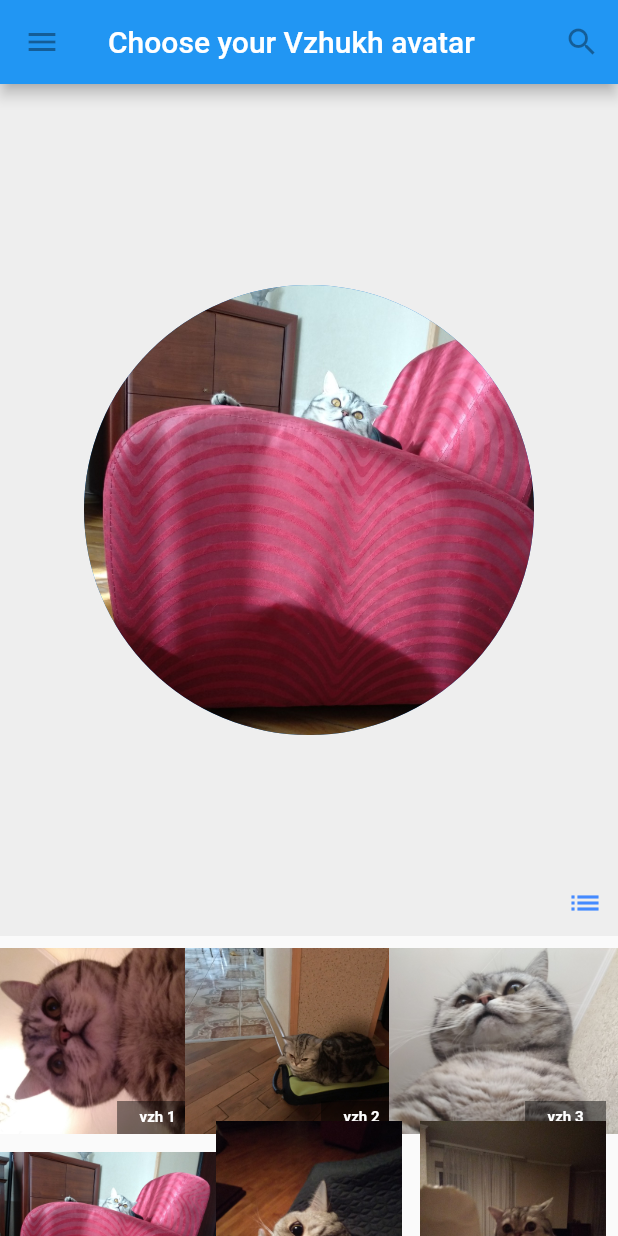
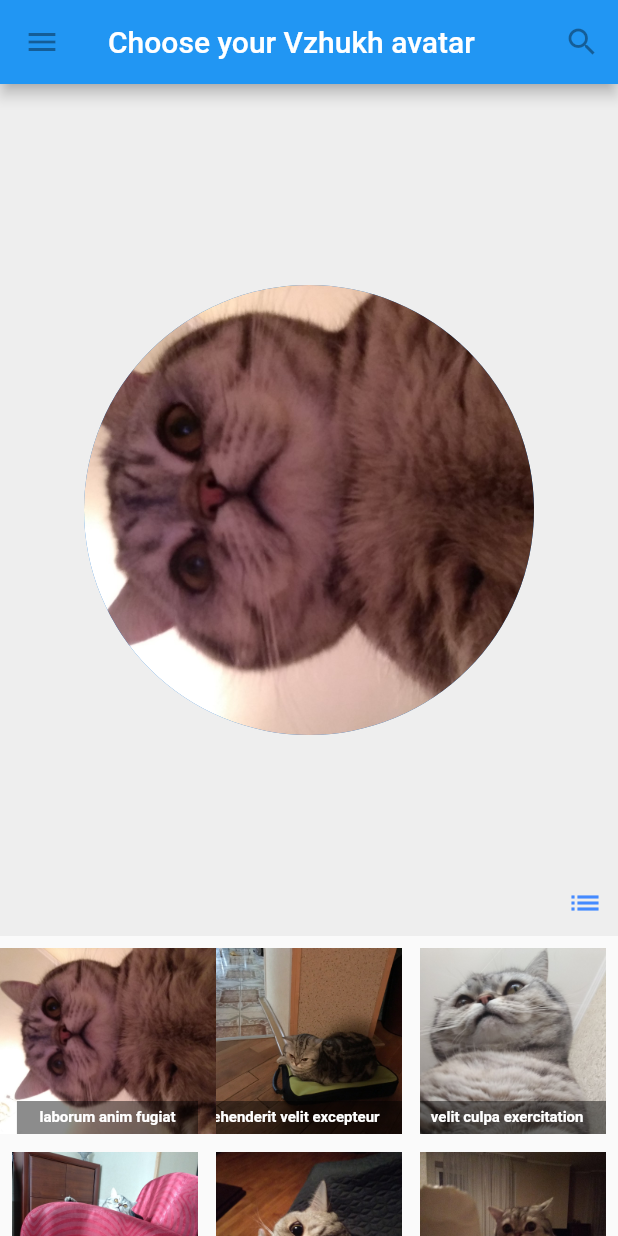
Before and after one commit to marcusn90/flutter1, a Flutter app: the screen it shows after launch, after a tap on the "grid on" icon, on a phone screen of 412 x 824 dp. Run offline on Flutter 3.47's test engine with Material 2 defaults, Android fonts, the phone set to English and light mode, and no system bars.

```diff
--- a/lib/details.dart
+++ b/lib/details.dart
@@ -1,17 +1,20 @@
 import 'package:flutter/material.dart';
 
+import 'package:p2/models.dart';
+
 class Details extends StatelessWidget {
-  int _index = 1;
-  Details(this._index);
+  final CatObj _item;
+  Details(this._item);
+
   @override
   Widget build(BuildContext context) {
     return Scaffold(
       appBar: AppBar(
-        title: Text('vzh$_index.jpg'),
+        title: Text(_item != null ? _item.title : ''),
       ),
       body: Center(
         child: CircleAvatar(
-          backgroundImage: AssetImage('assets/vzh/vzh$_index.jpg'),
+          backgroundImage: AssetImage(_item != null ? _item.image : ''),
           radius: 150,
         ),
       ),
--- a/lib/main.dart
+++ b/lib/main.dart
@@ -1,5 +1,8 @@
 import 'package:flutter/material.dart';
+
 import 'package:p2/details.dart';
+import 'package:p2/models.dart';
+import 'package:p2/utils.dart';
 
 void main() {
   runApp(MaterialApp(
@@ -51,17 +54,33 @@ class VzhukhPhotos extends StatefulWidget {
 }
 
 class _VzhukhPhotosState extends State<VzhukhPhotos> {
-  int _index = 4;
+  CatObj _current;
   bool _grid = false;
+  List<CatObj> _data = [];
 
-  _updateIndex(int newIndex) {
+  _VzhukhPhotosState(){
+    print('Construct _VzhukhPhotosState');
+    _fetch();
+  }
+
+  _fetch() async {
+    final data =  await loadData();
+    print(data);
+    if (data.length > 0) {
+      setState(() {
+        _data = data;
+        _current = data[0];
+      });
+    }
+  }
+
+  _updateCurrentItem(CatObj newItem) {
     setState(() {
-     _index = newIndex;
+     _current = newItem;
     });
   }
 
   Widget _buildPreview() {
-    print('Grid: $_grid');
     return _grid ? GridView.extent(
       children: _buildImgList(),
       maxCrossAxisExtent: 150,
@@ -75,19 +94,23 @@ class _VzhukhPhotosState extends State<VzhukhPhotos> {
       children: _buildImgList(),
     );
   }
+
   List<Container> _buildImgList() {
-    return List.generate(14, (i) {
+    return _data.map((item) {
       return Container(
         child: GestureDetector(
-          child: _buildImg(i+1),
-          onTap: () => _updateIndex(i+1),
+          child: _buildImg(item),
+          onTap: () => _updateCurrentItem(item),
         )
       );
-    });
+    }).toList();
   }
 
   @override
   Widget build(BuildContext context) {
+    if (_data.length == 0) {
+      return Text('Loading...');
+    }
     return Container(
       child: Column(
         mainAxisSize: MainAxisSize.max,
@@ -105,11 +128,11 @@ class _VzhukhPhotosState extends State<VzhukhPhotos> {
                       onTap: () {
                         Navigator.push(
                           context,
-                          MaterialPageRoute(builder: (context) => Details(_index)),
+                          MaterialPageRoute(builder: (context) => Details(_current)),
                         );
                       },
                       child: CircleAvatar(
-                        backgroundImage: AssetImage('assets/vzh/vzh$_index.jpg'),
+                        backgroundImage: AssetImage(_current.image),
                         radius: 150,
                       ),
                     ),
@@ -145,9 +168,9 @@ class _VzhukhPhotosState extends State<VzhukhPhotos> {
   }
 }
 
-Widget _buildImg(int i) {
+Widget _buildImg(CatObj item) {
   Widget label = Text(
-    'vzh $i',
+    item.title,
     style: TextStyle(
       fontSize: 10,
       fontWeight: FontWeight.bold,
@@ -156,7 +179,7 @@ Widget _buildImg(int i) {
   );
   Widget fittedImg = FittedBox(
     fit: BoxFit.cover,
-    child: Image.asset('assets/vzh/vzh$i.jpg'),
+    child: Image.asset(item.image),
   );
   return Container(
     margin:EdgeInsets.all(4),
--- /dev/null
+++ b/lib/models.dart
@@ -0,0 +1,16 @@
+class CatObj {
+  String _id;
+  String title;
+  String image;
+
+  CatObj(this._id, this.title, this.image);
+
+  CatObj.fromJson(Map<String, dynamic> json)
+    : _id = json['_id'],
+      title = json['title'],
+      image = json['image'];
+
+  get id {
+    return _id;
+  }
+}
--- /dev/null
+++ b/lib/utils.dart
@@ -0,0 +1,16 @@
+import 'dart:async' show Future;
+import 'dart:convert';
+import 'package:flutter/services.dart' show rootBundle;
+
+import 'package:p2/models.dart';
+
+Future<List<CatObj>> loadData() async {
+  final list = await rootBundle.loadString('assets/data.json');
+  final res = JsonDecoder().convert(list);
+  var  resList = <CatObj>[];
+  for(final obj in res) {
+    resList.add(CatObj.fromJson(obj));
+  }
+
+  return resList;
+}
--- a/pubspec.yaml
+++ b/pubspec.yaml
@@ -43,6 +43,7 @@ flutter:
   # To add assets to your application, add an assets section, like this:
   assets:
    - assets/vzh/
+   - assets/data.json
 
   # An image asset can refer to one or more resolution-specific "variants", see
   # https://flutter.io/assets-and-images/#resolution-aware.
```
Also changed, not shown: assets/data.json (added, +72 -0 lines).
